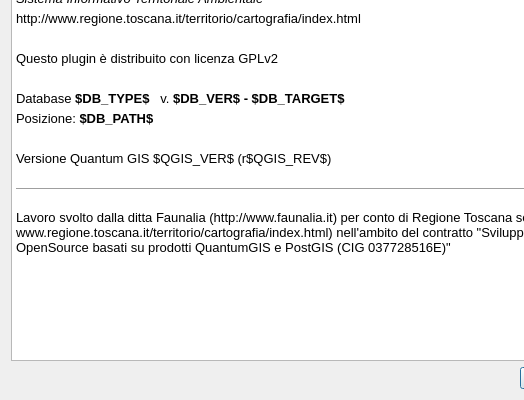
This is ui/dlgAbout.ui in faunalia/rt_omero as Qt 5 draws it before an edit; both pictures show x 0 to 524 and y 105 to 505 of the 697 by 505 pixel window. The edited form follows.
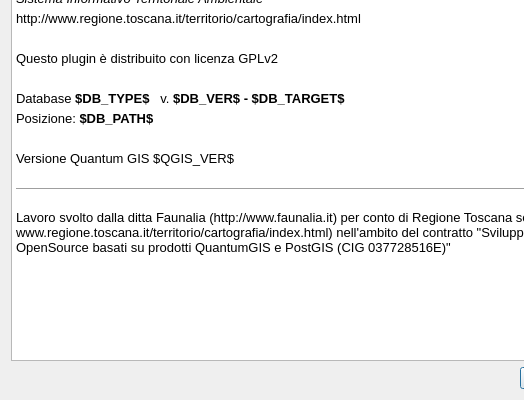
This is the edited form.

Commit message: added new layer styles, set as diabled readonly widgets, added new docs and demo.db

The edit to the form file:
```diff
--- a/ui/dlgAbout.ui
+++ b/ui/dlgAbout.ui
@@ -42,7 +42,7 @@
 &lt;p style=&quot; margin-top:5px; margin-bottom:0px; margin-left:0px; margin-right:0px; -qt-block-indent:0; text-indent:0px;&quot;&gt;Database&lt;span style=&quot; font-weight:600;&quot;&gt; $DB_TYPE$ &lt;/span&gt;  v.&lt;span style=&quot; font-weight:600;&quot;&gt; $DB_VER$ - $DB_TARGET$ &lt;/span&gt;&lt;/p&gt;
 &lt;p style=&quot; margin-top:5px; margin-bottom:0px; margin-left:0px; margin-right:0px; -qt-block-indent:0; text-indent:0px;&quot;&gt;Posizione: &lt;span style=&quot; font-weight:600;&quot;&gt;$DB_PATH$ &lt;/span&gt;&lt;/p&gt;
 &lt;p style=&quot;-qt-paragraph-type:empty; margin-top:5px; margin-bottom:0px; margin-left:0px; margin-right:0px; -qt-block-indent:0; text-indent:0px;&quot;&gt;&lt;/p&gt;
-&lt;p style=&quot; margin-top:5px; margin-bottom:0px; margin-left:0px; margin-right:0px; -qt-block-indent:0; text-indent:0px;&quot;&gt;Versione Quantum GIS $QGIS_VER$ (r$QGIS_REV$)&lt;/p&gt;
+&lt;p style=&quot; margin-top:5px; margin-bottom:0px; margin-left:0px; margin-right:0px; -qt-block-indent:0; text-indent:0px;&quot;&gt;Versione Quantum GIS $QGIS_VER$&lt;/p&gt;
 &lt;p style=&quot;-qt-paragraph-type:empty; margin-top:0px; margin-bottom:0px; margin-left:0px; margin-right:0px; -qt-block-indent:0; text-indent:0px;&quot;&gt;&lt;/p&gt;
 &lt;hr /&gt;
 &lt;p style=&quot;-qt-paragraph-type:empty; margin-top:0px; margin-bottom:0px; margin-left:0px; margin-right:0px; -qt-block-indent:0; text-indent:0px;&quot;&gt;&lt;/p&gt;
```
The commit also changes 19 other files.
